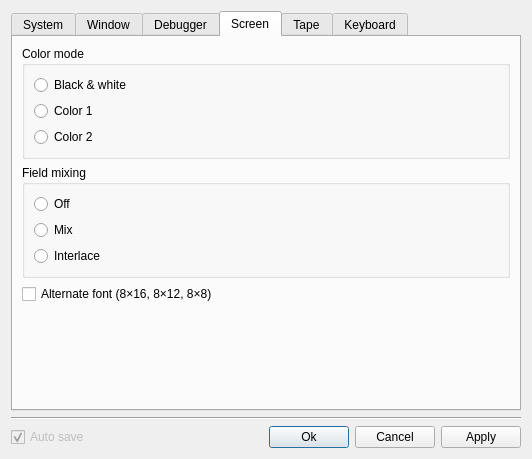
Old version of the form src/qt/qtSettingsDialog.ui in the repository vpyk/emu80v4.
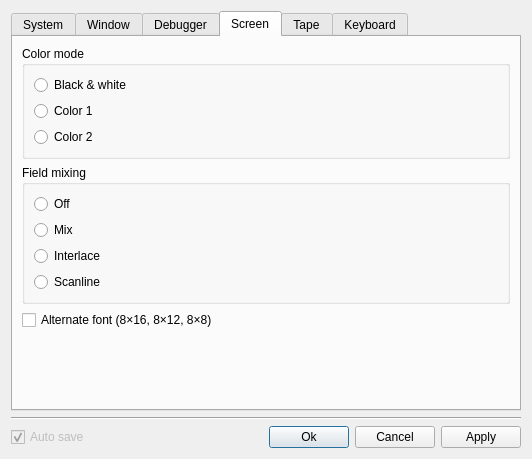
New version of the form. The open tabs and pages were chosen to show the change.

Commit message: Scanline mode added

Diff of the .ui file:
```diff
--- a/src/qt/qtSettingsDialog.ui
+++ b/src/qt/qtSettingsDialog.ui
@@ -779,6 +779,13 @@
             </property>
            </widget>
           </item>
+          <item>
+           <widget class="QRadioButton" name="mixingScanlineRadioButton">
+            <property name="text">
+             <string>Scanline</string>
+            </property>
+           </widget>
+          </item>
          </layout>
         </widget>
        </item>
```
Left out of the diff: 3 changed lines with no effect on the pictures. The commit also changes 18 other files.
